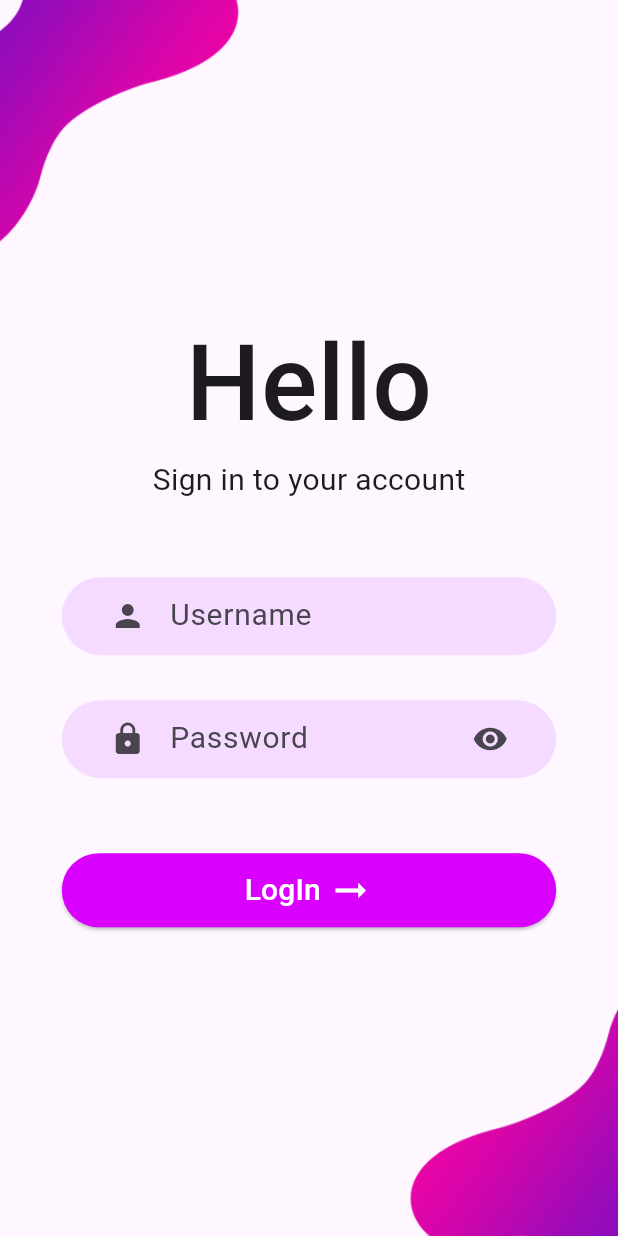
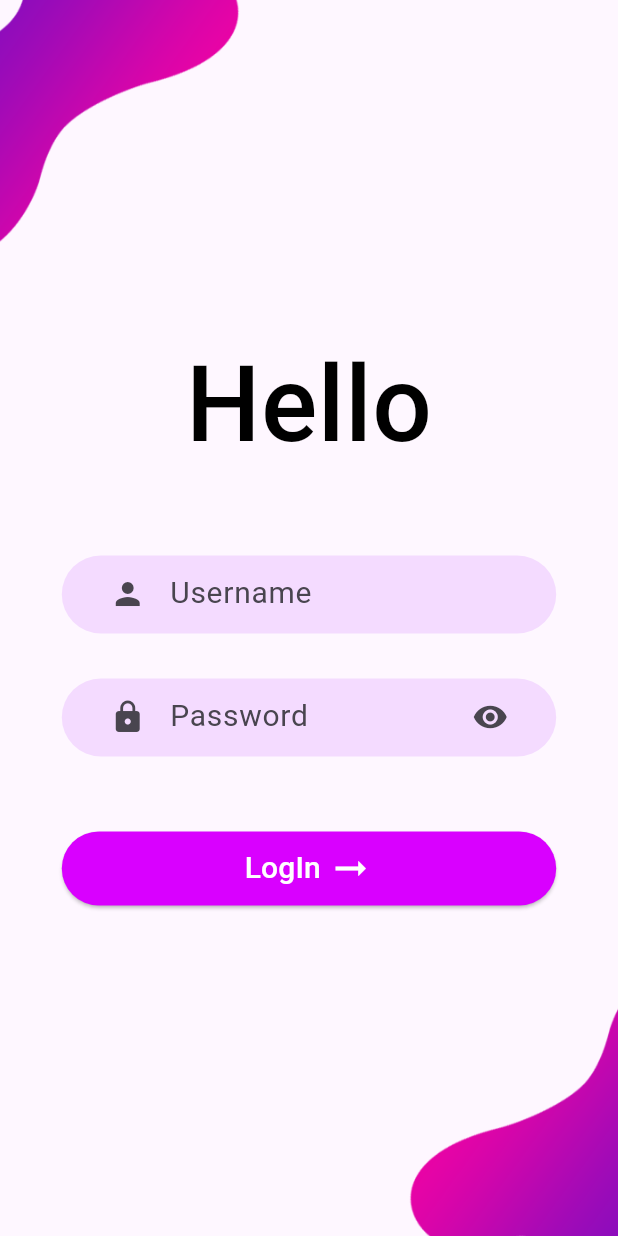
Before and after one commit to meetshaheer/Log-In-Sign-Up-UI, a Flutter app: the screen it shows after launch, on a phone screen of 412 x 824 dp. Run offline on Flutter 3.47's test engine with Material 3 defaults, Android fonts, the phone set to English and light mode, and no system bars; missing offline and left inert: dart:ffi.

Commit message:
creating custom text widget

```diff
--- a/login/lib/LoginScreen/components/body.dart
+++ b/login/lib/LoginScreen/components/body.dart
@@ -1,6 +1,7 @@
 import 'package:flutter/material.dart';
 import 'package:login/LoginScreen/components/background.dart';
 import 'package:login/LoginScreen/components/textfield.dart';
+import 'package:login/LoginScreen/components/widgets/customText.dart';
 import 'package:login/LoginScreen/welcom.dart';
 
 class body extends StatefulWidget {
@@ -78,17 +79,24 @@ class _bodyState extends State<body> {
         child: Column(
           mainAxisAlignment: MainAxisAlignment.start,
           children: [
-            const Text(
-              "Hello",
-              style: TextStyle(
-                fontWeight: FontWeight.w500,
-                fontSize: 70,
-              ),
+            // const Text(
+            //   "Hello",
+            //   style: TextStyle(
+            //     fontWeight: FontWeight.w500,
+            //     fontSize: 70,
+            //   ),
+            // ),
+            const customtext(
+              text: "Hello",
+              textColor: Colors.black,
+              textBoldness: FontWeight.w500,
+              textSize: 70,
             ),
-            const Text(
-              "Sign in to your account",
-              style: TextStyle(fontSize: 20),
-            ),
+            // const Text(
+            //   "Sign in to your account",
+            //   style: TextStyle(fontSize: 20),
+            // ),
+
             const SizedBox(
               height: 50,
             ),
--- /dev/null
+++ b/login/lib/LoginScreen/components/widgets/customText.dart
@@ -0,0 +1,26 @@
+import 'package:flutter/material.dart';
+
+class customtext extends StatelessWidget {
+  const customtext(
+      {super.key,
+      required this.text,
+      required this.textColor,
+      this.textSize,
+      this.textAlignment,
+      this.textBoldness});
+
+  final String text;
+  final Color textColor;
+  final double? textSize;
+  final TextAlign? textAlignment;
+  final FontWeight? textBoldness;
+  @override
+  Widget build(BuildContext context) {
+    return Text(
+      text,
+      textAlign: textAlignment,
+      style: TextStyle(
+          color: textColor, fontSize: textSize, fontWeight: textBoldness),
+    );
+  }
+}
--- a/login/lib/LoginScreen/welcom.dart
+++ b/login/lib/LoginScreen/welcom.dart
@@ -1,5 +1,6 @@
 import 'package:flutter/material.dart';
-import 'package:login/LoginScreen/components/customButton.dart';
+import 'package:login/LoginScreen/components/widgets/customButton.dart';
+import 'package:login/LoginScreen/components/widgets/customText.dart';
 import 'package:login/LoginScreen/login.dart';
 
 class welcom extends StatelessWidget {
@@ -19,9 +20,14 @@ class welcom extends StatelessWidget {
             ],
           )),
         ),
-        title: const Text(
-          "Dashboard Screen",
-          style: TextStyle(fontWeight: FontWeight.bold, color: Colors.white),
+        // title: const Text(
+        //   "Dashboard Screen",
+        //   style: TextStyle(fontWeight: FontWeight.bold, color: Colors.white),
+        // ),
+        title: const customtext(
+          text: "Dashboard Screen",
+          textColor: Colors.white,
+          textBoldness: FontWeight.bold,
         ),
       ),
       body: Container(
```
Also changed, not shown: login/lib/LoginScreen/components/widgets/customButton.dart (renamed from login/lib/LoginScreen/components/customButton.dart).
